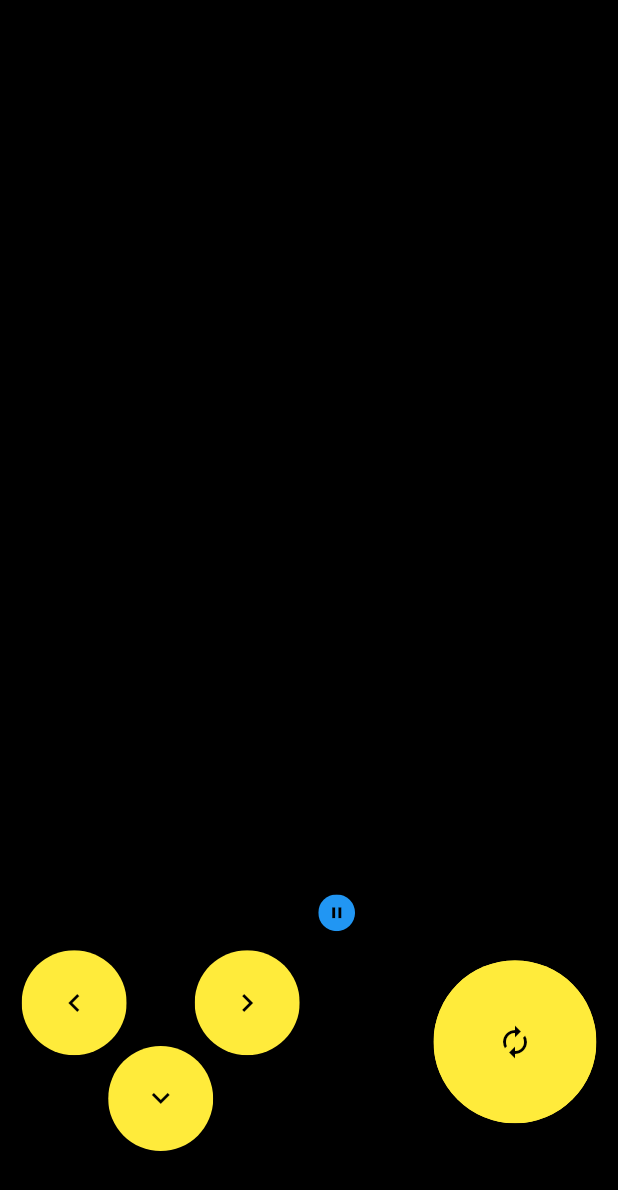
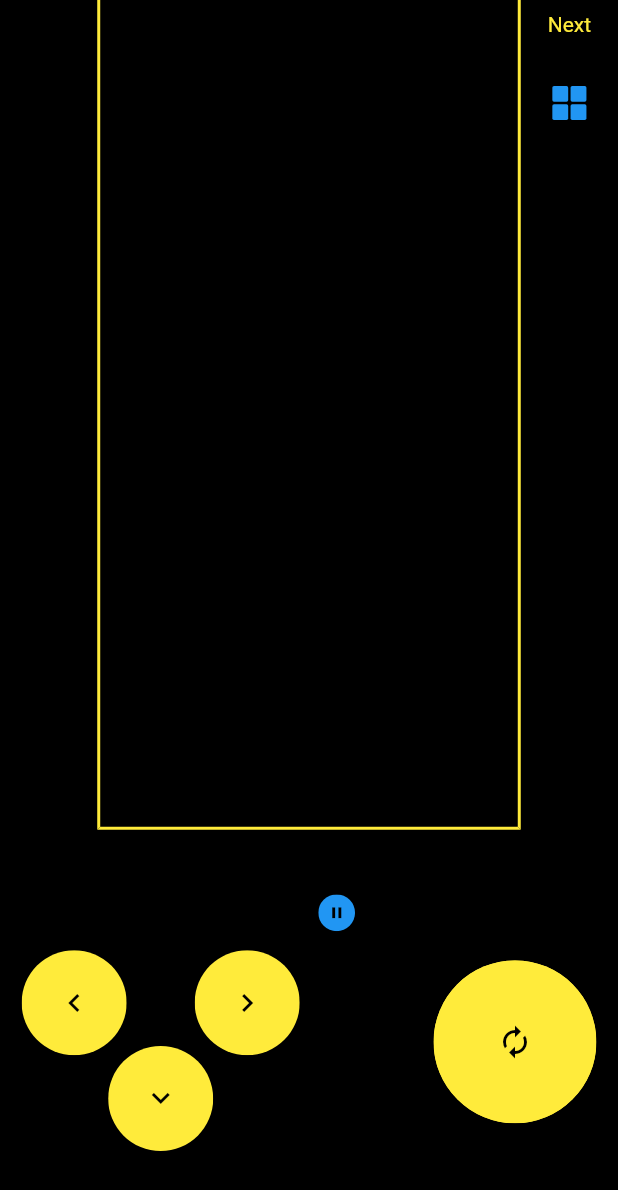
Before and after one commit to zeppelin-tt/tetris, a Flutter app: the screen it shows after launch, after a tap on the "chevron left" icon, on a phone screen of 412 x 824 dp. Shown: the top 1190 px of the screen. Run offline on Flutter 3.47's test engine with Material 2 defaults, Android fonts, the light colour scheme and no system bars; our stand-ins replace flutter_bloc; statements that could not run were skipped.

Commit message:
glass sides next shape view move state into cubit state

```diff
--- a/lib/blocks.dart
+++ b/lib/blocks.dart
@@ -17,8 +17,9 @@ class Block {
 
   Block copyWith({
     List<int> location,
-  }) =>
-      Block(location ?? this.location);
+  }) {
+    return Block(location ?? this.location);
+  }
 
   @override
   String toString() {
--- a/lib/game_cubit.dart
+++ b/lib/game_cubit.dart
@@ -3,23 +3,21 @@ import 'dart:async';
 import 'package:flutter/material.dart';
 import 'package:flutter_bloc/flutter_bloc.dart';
 import 'package:tetris/blocks.dart';
-import 'package:tetris/shape_state.dart';
+import 'package:tetris/shape.dart';
 
 import 'constants.dart';
 import 'game_state.dart';
 import 'randomizer.dart';
 
 class GameCubit extends Cubit<GameState> {
-  ShapeState _shapeState;
   Duration _duration;
   bool onPause = false;
   bool onFastMoving = false;
 
   GameCubit({
     @required Duration initialDuration,
-  }) : super(GameState(glass: {})) {
+  }) : super(GameState(glass: {}, oldBlock: Block([]), shape: Shape.empty(), nextShape: Shape.empty())) {
     _duration = initialDuration;
-    _shapeState = ShapeState.empty();
   }
 
   void newGame() {
@@ -37,12 +35,13 @@ class GameCubit extends Cubit<GameState> {
       }
       glass[i] = Colors.black;
     }
-    emit(GameState(glass: glass));
+    emit(state.copyWith(glass: glass, isGameOver: false));
   }
 
   void startGame() {
-    if (_shapeState.isEmpty) {
-      _shapeState = Randomizer.shape;
+    if (state.shape.isEmpty) {
+      state.shape = Randomizer.shape;
+      state.nextShape = Randomizer.shape;
       _shapeToGlass();
     }
     Future.doWhile(() async {
@@ -51,19 +50,22 @@ class GameCubit extends Cubit<GameState> {
         return !onPause;
       }
       _burningLines();
-      _gameOverCondition();
-      _shapeState = Randomizer.shape;
-      _shapeToGlass();
+      if (!_gameOverCondition()) {
+        state.onNextShape();
+        _addNewShape();
+      }
       await Future.delayed(_duration);
       return !onPause;
     });
   }
 
-  void _gameOverCondition() {
-    if (_shapeState.block.location.any((p) => p.isNegative)) {
+  bool _gameOverCondition() {
+    if (currentLocation.any((p) => p.isNegative)) {
       onPause = true;
       emit(state.copyWith(isGameOver: true));
+      return true;
     }
+    return false;
   }
 
   void togglePause() {
@@ -79,11 +81,11 @@ class GameCubit extends Cubit<GameState> {
 
   void toRight() {
     if (onPause) return;
-    final possibleBlock = block.tryMoveRight(1);
+    final possibleBlock = currentBlock.tryMoveRight(1);
     if (_isCollision(possibleBlock.location)) {
       return;
     }
-    _shapeState.changeLocation(possibleBlock.location);
+    state.changeLocation(possibleBlock.location);
     _shapeToGlass();
   }
 
@@ -100,11 +102,11 @@ class GameCubit extends Cubit<GameState> {
 
   void toLeft() {
     if (onPause) return;
-    final possibleBlock = block.tryMoveLeft(1);
+    final possibleBlock = currentBlock.tryMoveLeft(1);
     if (_isCollision(possibleBlock.location)) {
       return;
     }
-    _shapeState.changeLocation(possibleBlock.location);
+    state.changeLocation(possibleBlock.location);
     _shapeToGlass();
   }
 
@@ -122,10 +124,10 @@ class GameCubit extends Cubit<GameState> {
 
   void twist() {
     if (onPause) return;
-    Block possibleBlock = block.tryTwist();
+    Block possibleBlock = currentBlock.tryTwist();
     final collisionPixels = _collisionPixels(possibleBlock.location);
     if (collisionPixels.isEmpty) {
-      _shapeState.changeLocation(possibleBlock.location);
+      state.changeLocation(possibleBlock.location);
       _shapeToGlass();
       return;
     }
@@ -135,16 +137,18 @@ class GameCubit extends Cubit<GameState> {
         : possibleBlock.tryMoveRight(collisionShift);
     final afterShiftCollisionPixels = _collisionPixels(afterShiftPossibleBlock.location);
     if (afterShiftCollisionPixels.isEmpty) {
-      _shapeState.changeLocation(afterShiftPossibleBlock.location);
+      state.changeLocation(afterShiftPossibleBlock.location);
       _shapeToGlass();
     }
   }
 
-  Block get block => _shapeState.block;
+  Block get currentBlock => state.shape.block;
 
-  List<int> get currentLocation => block.location;
+  List<int> get currentLocation => currentBlock.location;
 
-  List<int> get oldLocation => _shapeState.oldBlock.location;
+  Color get currentColor => state.shape.color;
+
+  List<int> get oldLocation => state.oldBlock.location;
 
   bool _isCollision(List<int> newLocation) => _collisionPixels(newLocation).isNotEmpty;
 
@@ -153,11 +157,11 @@ class GameCubit extends Cubit<GameState> {
   }
 
   bool _moveDown() {
-    final possibleBlock = block.tryMoveDown();
+    final possibleBlock = currentBlock.tryMoveDown();
     if (_isCollision(possibleBlock.location)) {
       return false;
     }
-    _shapeState.changeLocation(possibleBlock.location);
+    state.changeLocation(possibleBlock.location);
     _shapeToGlass();
     return true;
   }
@@ -195,8 +199,8 @@ class GameCubit extends Cubit<GameState> {
         lineCounter++;
       }
     });
-    _shapeState.changeLocation(_shapeState.block.tryMoveDown(lineCounter).location);
-    emit(GameState(glass: tempoMap));
+    state.changeLocation(state.shape.block.tryMoveDown(lineCounter).location);
+    emit(state.copyWith(glass: tempoMap));
   }
 
   void _shapeToGlass([List<int> newLocation]) {
@@ -205,9 +209,17 @@ class GameCubit extends Cubit<GameState> {
       map[point] = Colors.black;
     }
     for (final point in newLocation ?? currentLocation) {
-      map[point] = _shapeState.color;
+      map[point] = state.shape.color;
     }
-    emit(GameState(glass: map));
+    emit(state.copyWith(glass: map));
+  }
+
+  void _addNewShape() {
+    Map<int, Color> map = state.glass;
+    for (final point in currentLocation) {
+      map[point] = state.shape.color;
+    }
+    emit(state.copyWith(glass: map));
   }
 
   Map<int, Color> _topCollapse(Map<int, Color> pixels, List<int> burningLine) {
--- a/lib/game_state.dart
+++ b/lib/game_state.dart
@@ -1,16 +1,36 @@
 import 'package:flutter/material.dart';
+import 'package:tetris/randomizer.dart';
+import 'package:tetris/shape.dart';
+
+import 'blocks.dart';
 
 class GameState {
   Map<int, Color> glass;
   bool isGameOver;
+  Shape shape;
+  Shape nextShape;
+  Block oldBlock;
 
   GameState({
-    @required this.glass,
+    this.glass,
+    this.shape,
+    this.nextShape,
+    this.oldBlock,
     this.isGameOver = false,
   });
 
   List<int> get occupiedPixels {
     return glass.entries.where((e) => e.value != Colors.black).map((e) => e.key).toList();
+  }
+
+  void changeLocation(List<int> newLocation) {
+    oldBlock.location = List.of(shape.block.location);
+    shape.block.changeLocation(newLocation);
+  }
+
+  void onNextShape() {
+    shape = nextShape.copyWith();
+    nextShape = Randomizer.shape;
   }
 
   Map<int, Map<int, Color>> get glassLines {
@@ -34,10 +54,16 @@ class GameState {
   GameState copyWith({
     Map<int, Color> glass,
     bool isGameOver,
+    Shape shape,
+    Shape nextShape,
+    Block oldBlock,
   }) {
     return GameState(
       glass: glass ?? this.glass,
       isGameOver: isGameOver ?? this.isGameOver,
+      shape: shape ?? this.shape,
+      nextShape: nextShape ?? this.nextShape,
+      oldBlock: oldBlock ?? this.oldBlock,
     );
   }
 
--- a/lib/main.dart
+++ b/lib/main.dart
@@ -12,7 +12,9 @@ void main() {
 class MyApp extends StatelessWidget {
   @override
   Widget build(BuildContext context) {
+    SystemChrome.setPreferredOrientations([DeviceOrientation.portraitUp, DeviceOrientation.portraitDown]);
     return MaterialApp(
+      debugShowCheckedModeBanner: false,
       home: GamePage(),
     );
   }
@@ -29,9 +31,10 @@ class GamePage extends StatelessWidget {
           final bottomHeight = constraints.biggest.height * .3;
           final glassHeight = constraints.biggest.height - bottomHeight;
           final buttonSize = width * .17;
+          final rectSize = glassHeight / 21;
+          final sideWidth = (width - rectSize * 10.28) / 2;
           // print(bottomHeight);
           // print(glassHeight);
-          final rectSize = glassHeight / 21;
           // print(rectSize);
           return BlocProvider<GameCubit>(
             lazy: false,
@@ -49,7 +52,11 @@ class GamePage extends StatelessWidget {
                   mainAxisAlignment: MainAxisAlignment.end,
                   crossAxisAlignment: CrossAxisAlignment.center,
                   children: [
-                    Container(
+                    Stack(
+                      children: [
+                        Align(
+                          alignment: Alignment.topCenter,
+                          child: Container(
                             width: rectSize * 12,
                             height: glassHeight,
                             color: Colors.black,
@@ -67,11 +74,69 @@ class GamePage extends StatelessWidget {
                                             color: game.glass[index],
                                             borderRadius: BorderRadius.circular(rectSize * .9 * .12),
                                           ),
-                                    // child: Center(child: Text(index.toString(), style: TextStyle(color: Colors.yellow))),
+                                          // child: Center(
+                                          //   child: Text(
+                                          //     index.toString(),
+                                          //     style: TextStyle(color: Colors.yellow, fontSize: 11.0),
+                                          //   ),
+                                          // ),
                                         ),
                                       );
                               }),
                             ),
+                          ),
+                        ),
+                        Row(
+                          crossAxisAlignment: CrossAxisAlignment.start,
+                          children: [
+                            Container(width: sideWidth),
+                            Container(
+                              width: rectSize * 10.28,
+                              height: glassHeight - rectSize * .86,
+                              decoration: BoxDecoration(
+                                color: Colors.transparent,
+                                border: Border(
+                                  left: BorderSide(color: Colors.yellow, width: 2.0),
+                                  right: BorderSide(color: Colors.yellow, width: 2.0),
+                                  bottom: BorderSide(color: Colors.yellow, width: 2.0),
+                                ),
+                              ),
+                            ),
+                            Column(
+                              children: [
+                                SizedBox(height: (sideWidth - (sideWidth * .75)) / 2),
+                                Text('Next', style: TextStyle(color: Colors.yellow)),
+                                SizedBox(
+                                  width: sideWidth,
+                                  height: sideWidth,
+                                  child: Center(
+                                    child: Container(
+                                      width: sideWidth * .75,
+                                      height: sideWidth * .75,
+                                      child: GridView.count(
+                                        shrinkWrap: true,
+                                        crossAxisCount: 4,
+                                        children: List.generate(16, (index) {
+                                          return Center(
+                                            child: Container(
+                                              height: sideWidth * .75 / 4.6,
+                                              width: sideWidth * .75 / 4.6,
+                                              decoration: BoxDecoration(
+                                                color: game.nextShape.nextLocationView[index],
+                                                borderRadius: BorderRadius.circular(sideWidth * .08 / 4.6),
+                                              ),
+                                            ),
+                                          );
+                                        }),
+                                      ),
+                                    ),
+                                  ),
+                                ),
+                              ],
+                            )
+                          ],
+                        )
+                      ],
                     ),
                     Container(
                       height: bottomHeight,
--- a/lib/randomizer.dart
+++ b/lib/randomizer.dart
@@ -1,7 +1,7 @@
 import 'dart:math';
 
 import 'package:flutter/material.dart';
-import 'package:tetris/shape_state.dart';
+import 'package:tetris/shape.dart';
 
 import 'blocks.dart';
 
@@ -17,7 +17,7 @@ class Randomizer {
     Colors.blue,
   ];
 
-  static ShapeState get shape {
+  static Shape get shape {
     Block block;
     final blocks = Blocks.values;
     switch (blocks[_rnd.nextInt(Blocks.values.length)]) {
@@ -43,7 +43,7 @@ class Randomizer {
         block = Teewee(Teewee.initStates[_rnd.nextInt(Teewee.initStates.length)]);
         break;
     }
-    return ShapeState(block: block, color: color, oldBlock: EmptyBlock());
+    return Shape(block: block, color: color);
   }
 
   static Color get color => colorList[_rnd.nextInt(colorList.length)];
--- /dev/null
+++ b/lib/shape.dart
@@ -0,0 +1,44 @@
+import 'package:flutter/material.dart';
+
+import 'blocks.dart';
+
+class Shape {
+  Block block;
+  Color color;
+
+  Shape({
+    this.block,
+    this.color,
+  });
+
+  Shape.empty() {
+    block = EmptyBlock();
+    color = Colors.black;
+  }
+
+  bool get isEmpty => block.location.isEmpty;
+
+  bool get isNotEmpty => block.location.isNotEmpty;
+
+  Map<int, Color> get nextLocationView {
+    final nextLocation = block.location.map((p) => p + 44).map((p) => p - (p / 12).floor() * 8).toList();
+    return Map.fromIterable(
+      List.generate(16, (i) => i),
+      key: (i) => i,
+      value: (i) => nextLocation.contains(i) ? color : Colors.black,
+    );
+  }
+
+  Shape copyWith({
+    Block block,
+    Color color,
+  }) {
+    return Shape(
+      block: block ?? this.block,
+      color: color ?? this.color,
+    );
+  }
+
+  @override
+  String toString() => 'Shape{block: $block, color: $color}';
+}
--- a/lib/shape_state.dart
+++ /dev/null
@@ -1,43 +0,0 @@
-import 'package:flutter/material.dart';
-
-import 'blocks.dart';
-
-class ShapeState {
-  Block block;
-  Block oldBlock;
-  Color color;
-
-  ShapeState({
-    this.block,
-    this.color,
-    this.oldBlock,
-  });
-
-  ShapeState.empty() {
-    block = EmptyBlock();
-    oldBlock = EmptyBlock();
-    color = Colors.black;
-  }
-
-  bool get isEmpty => block.location.isEmpty;
-
-  bool get isNotEmpty => block.location.isNotEmpty;
-
-  void changeLocation(List<int> newLocation) {
-    oldBlock.location = List.of(block.location);
-    block.changeLocation(newLocation);
-  }
-
-  ShapeState copyWith({
-    Block block,
-    Block oldBlock,
-    Color color,
-  }) => ShapeState(
-        block: block ?? this.block,
-        oldBlock: oldBlock ?? this.oldBlock,
-        color: color ?? this.color,
-      );
-
-  @override
-  String toString() => 'Shape{block: $block, oldBlock: $oldBlock, color: $color}';
-}
```
Also changed, not shown: pubspec.lock. Lines whose indentation alone changed are shown as unchanged.
